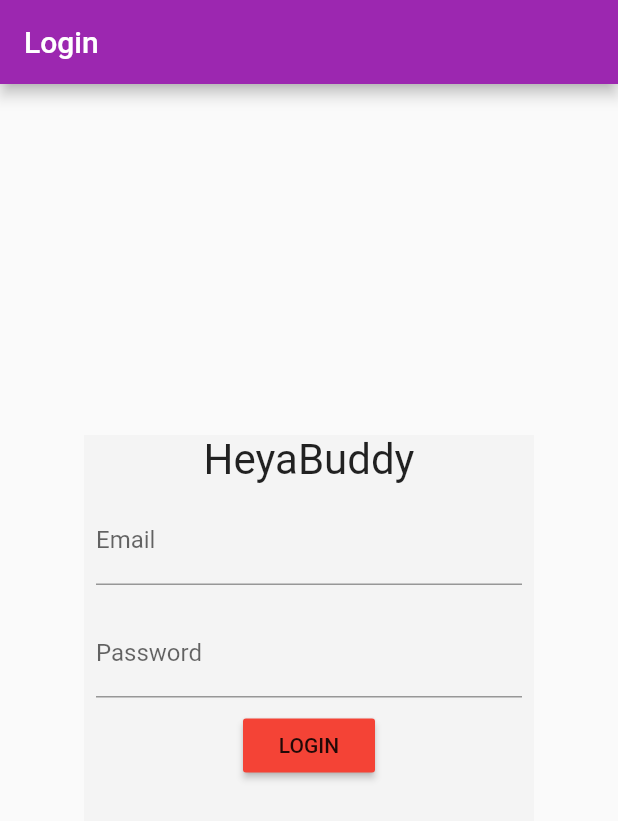
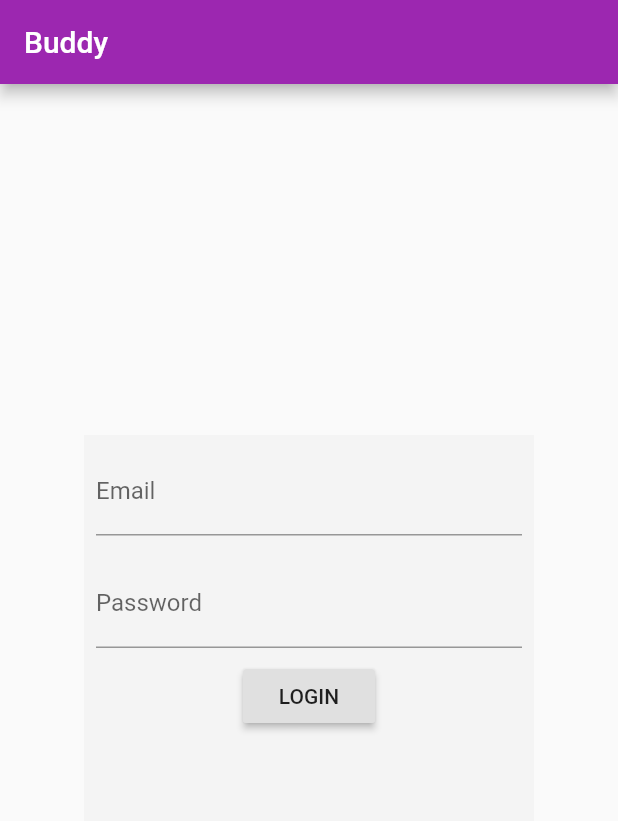
Before and after one commit to Sticksword/buddy_app, a Flutter app: the screen it shows after launch, on a phone screen of 412 x 824 dp. Shown: the top 821 px of the screen. Run offline on Flutter 3.47's test engine with Material 2 defaults, Android fonts, the phone set to English and light mode, and no system bars; our stand-ins replace sqflite; missing offline and left inert: flutter_calendar, flutter_stetho; accounts and stored records are empty; statements that could not run were skipped.

Commit message:
fix some aesthetic stuff

```diff
--- a/lib/screens/login_screen.dart
+++ b/lib/screens/login_screen.dart
@@ -14,8 +14,6 @@ class LoginScreen extends StatefulWidget {
 }
 
 class LoginScreenState extends State<LoginScreen> implements AuthStateListener {
-  BuildContext _ctx;
-
   bool _isLoading = false;
   final formKey = new GlobalKey<FormState>();
   final scaffoldKey = new GlobalKey<ScaffoldState>();
@@ -65,32 +63,24 @@ class LoginScreenState extends State<LoginScreen> implements AuthStateListener {
   @override
   onAuthStateChanged(AuthState state) {
     print('login screen onAuthStateChanged');
-    print(_ctx);
-    print(context);
 
     if(state == AuthState.LOGGED_IN)
       Navigator.pushReplacement(
-      _ctx,
+      context,
       new MaterialPageRoute(
           builder: (BuildContext context) => new MainScreen()));
   }
 
   @override
   Widget build(BuildContext context) {
-    _ctx = context;
     print('building login screen');
-    print(_ctx);
     var loginBtn = new RaisedButton(
       onPressed: _submit,
       child: new Text("LOGIN"),
-      color: Colors.primaries[0],
+      // color: Colors.primaries[0],
     );
     var loginForm = new Column(
       children: <Widget>[
-        new Text(
-          "HeyaBuddy",
-          textScaleFactor: 2.0,
-        ),
         new Form(
           key: formKey,
           child: new Column(
@@ -110,6 +100,7 @@ class LoginScreenState extends State<LoginScreen> implements AuthStateListener {
               new Padding(
                 padding: const EdgeInsets.all(8.0),
                 child: new TextFormField(
+                  obscureText: true,
                   onSaved: (val) => _password = val,
                   decoration: new InputDecoration(labelText: "Password"),
                 ),
@@ -124,7 +115,7 @@ class LoginScreenState extends State<LoginScreen> implements AuthStateListener {
 
     return new Scaffold(
       appBar: AppBar(
-        title: Text('Login'),
+        title: Text('Buddy'),
       ),
       key: scaffoldKey,
       body: new Container(
--- a/lib/screens/main_screen.dart
+++ b/lib/screens/main_screen.dart
@@ -41,7 +41,7 @@ class _MainScreenState extends State<MainScreen> implements AuthStateListener {
       print('successful findAll');
       print(dailyLogs);
       setState(() {
-        _dailyLogs = dailyLogs;
+        _dailyLogs = dailyLogs.reversed.toList();
       });
     }).catchError((Exception error) => print('unsuccessful findAll'));
   }
--- a/lib/screens/settings_screen.dart
+++ b/lib/screens/settings_screen.dart
@@ -8,9 +8,6 @@ class SettingsScreen extends StatelessWidget {
   @override
   Widget build(BuildContext context) {
     return Scaffold(
-      appBar: AppBar(
-        title: Text('Settings'),
-      ),
       body: Center(
         child: RaisedButton(
           child: Text('Log out'),
```
